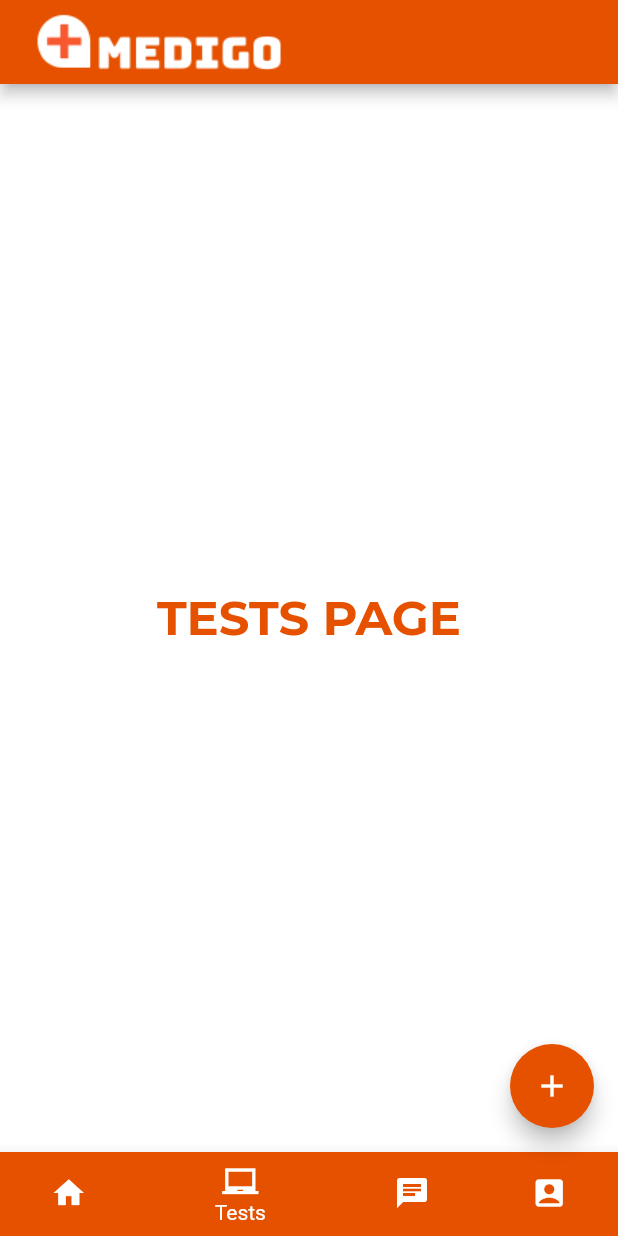
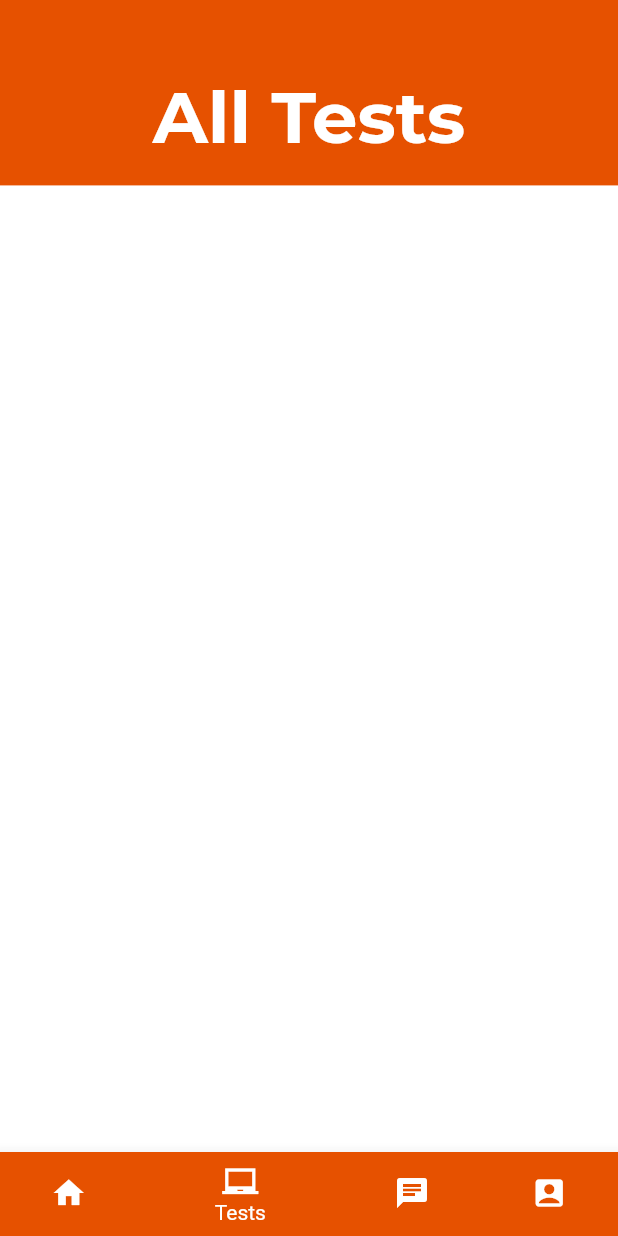
Before and after one commit to amlannandy/MedLife, a Flutter app: the screen it shows after launch, item 2 of the bottom bar chosen, on a phone screen of 412 x 824 dp. Run offline on Flutter 3.47's test engine with Material 2 defaults, Android fonts, the phone set to English and light mode, and no system bars.

Commit message:
commit on "master"

```diff
--- a/lib/main.dart
+++ b/lib/main.dart
@@ -14,25 +14,31 @@ class MyApp extends StatelessWidget {
         accentColor: Colors.amber,
         textTheme: TextTheme(
           title: TextStyle(
-            color: Colors.orange[900],
+            color: Colors.white,
             fontSize: 32,
             fontWeight: FontWeight.bold,
             fontFamily: "Montserrat",
           ),
           display1: TextStyle(
-            color: Colors.black,
+            color: Colors.orange[900],
             fontSize: 18,
             fontFamily: "Montserrat",
             fontWeight: FontWeight.bold,
           ),
           display2: TextStyle(
+            color: Colors.amber,
+            fontSize: 18,
+            fontFamily: "Montserrat",
+            fontWeight: FontWeight.bold,
+          ),
+          display3: TextStyle(
             color: Colors.white,
             fontSize: 18,
             fontFamily: "Montserrat",
             fontWeight: FontWeight.bold,
           ),
-          display3: TextStyle(
-            color: Colors.orange[900],
+          display4: TextStyle(
+            color: Colors.black,
             fontSize: 18,
             fontFamily: "Montserrat",
             fontWeight: FontWeight.bold,
--- a/lib/screens/home_page_screen.dart
+++ b/lib/screens/home_page_screen.dart
@@ -6,7 +6,15 @@ class HomePageScreen extends StatelessWidget {
     return CustomScrollView(
       slivers: <Widget>[
         SliverAppBar(
-
+          floating: true,
+          expandedHeight: MediaQuery.of(context).size.height * 0.15,
+          flexibleSpace: FlexibleSpaceBar(
+            title: Text(
+              "MediGO",
+              style: Theme.of(context).textTheme.title,
+            ),
+            centerTitle: true,
+          ),
         ),
       ],
     );
--- a/lib/screens/tabs_nav_screen.dart
+++ b/lib/screens/tabs_nav_screen.dart
@@ -31,10 +31,6 @@ class _TabsNavScreenState extends State<TabsNavScreen> {
   Widget build(BuildContext context) {
     return Scaffold(
       backgroundColor: Colors.white,
-      appBar: AppBar(
-        backgroundColor: Theme.of(context).primaryColor,
-        title: Image.asset('assets/images/logo.png', height: 180),
-      ),
       body: _pages[_selectedIndex],
       bottomNavigationBar: BottomNavigationBar(
         backgroundColor: Theme.of(context).primaryColor,
@@ -95,11 +91,6 @@ class _TabsNavScreenState extends State<TabsNavScreen> {
           ),
         ],
       ),
-      floatingActionButton: _selectedIndex == 1 ? FloatingActionButton(
-        child: Icon(Icons.add, color: Colors.white,),
-        backgroundColor: Theme.of(context).primaryColor,
-        onPressed: () {},
-      ) : null,
     );
   }
 }
--- a/lib/screens/tests_screen.dart
+++ b/lib/screens/tests_screen.dart
@@ -3,11 +3,20 @@ import 'package:flutter/material.dart';
 class TestsScreen extends StatelessWidget {
   @override
   Widget build(BuildContext context) {
-    return Center(
-      child: Text(
-        "TESTS PAGE",
-        style: Theme.of(context).textTheme.title,
-      ),
+    return CustomScrollView(
+      slivers: <Widget>[
+        SliverAppBar(
+          floating: true,
+          expandedHeight: MediaQuery.of(context).size.height * 0.15,
+          flexibleSpace: FlexibleSpaceBar(
+            title: Text(
+              "All Tests",
+              style: Theme.of(context).textTheme.title,
+            ),
+            centerTitle: true,
+          ),
+        ),
+      ],
     );
   }
 }
```
Also changed, not shown: assets/images/logo.png.
